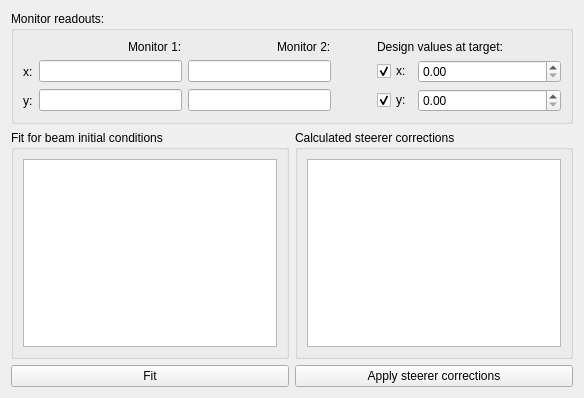
hibtc/madgui, file madqt/correct/mgm_dialog.ui: the form before one commit.
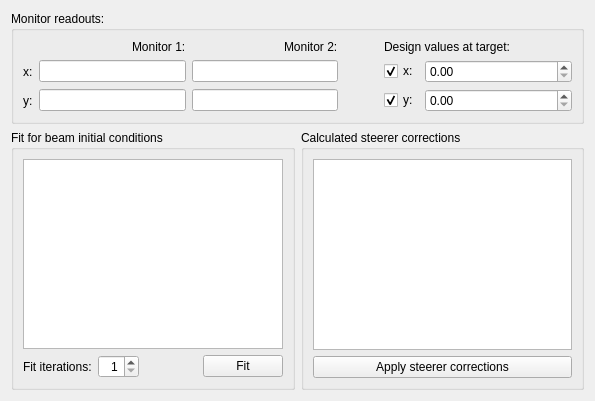
The form after the commit. Custom widgets are drawn as their Qt base class.

Commit message: Add UI elements to control number of fit iterations

```diff
--- a/madqt/correct/mgm_dialog.ui
+++ b/madqt/correct/mgm_dialog.ui
@@ -6,8 +6,8 @@
    <rect>
     <x>0</x>
     <y>0</y>
-    <width>584</width>
-    <height>398</height>
+    <width>595</width>
+    <height>401</height>
    </rect>
   </property>
   <property name="windowTitle">
@@ -144,6 +144,50 @@
         </property>
        </widget>
       </item>
+      <item>
+       <layout class="QHBoxLayout" name="fit_iterations_layout">
+        <item>
+         <widget class="QLabel" name="fit_iterations_label">
+          <property name="text">
+           <string>Fit iterations:</string>
+          </property>
+         </widget>
+        </item>
+        <item>
+         <widget class="QSpinBox" name="fit_iterations_spinbox">
+          <property name="alignment">
+           <set>Qt::AlignRight|Qt::AlignTrailing|Qt::AlignVCenter</set>
+          </property>
+          <property name="minimum">
+           <number>1</number>
+          </property>
+          <property name="maximum">
+           <number>10</number>
+          </property>
+         </widget>
+        </item>
+        <item>
+         <spacer name="fit_iterations_spacer">
+          <property name="orientation">
+           <enum>Qt::Horizontal</enum>
+          </property>
+          <property name="sizeHint" stdset="0">
+           <size>
+            <width>40</width>
+            <height>20</height>
+           </size>
+          </property>
+         </spacer>
+        </item>
+        <item>
+         <widget class="QPushButton" name="update_fit_button">
+          <property name="text">
+           <string>Fit</string>
+          </property>
+         </widget>
+        </item>
+       </layout>
+      </item>
      </layout>
     </widget>
    </item>
@@ -160,23 +204,16 @@
         </property>
        </widget>
       </item>
+      <item>
+       <widget class="QPushButton" name="execute_corrections">
+        <property name="text">
+         <string>Apply steerer corrections</string>
+        </property>
+       </widget>
+      </item>
      </layout>
     </widget>
    </item>
-   <item row="2" column="0">
-    <widget class="QPushButton" name="update_fit_button">
-     <property name="text">
-      <string>Fit</string>
-     </property>
-    </widget>
-   </item>
-   <item row="2" column="1">
-    <widget class="QPushButton" name="execute_corrections">
-     <property name="text">
-      <string>Apply steerer corrections</string>
-     </property>
-    </widget>
-   </item>
   </layout>
  </widget>
  <customwidgets>
```
The commit also changes 3 other files.
